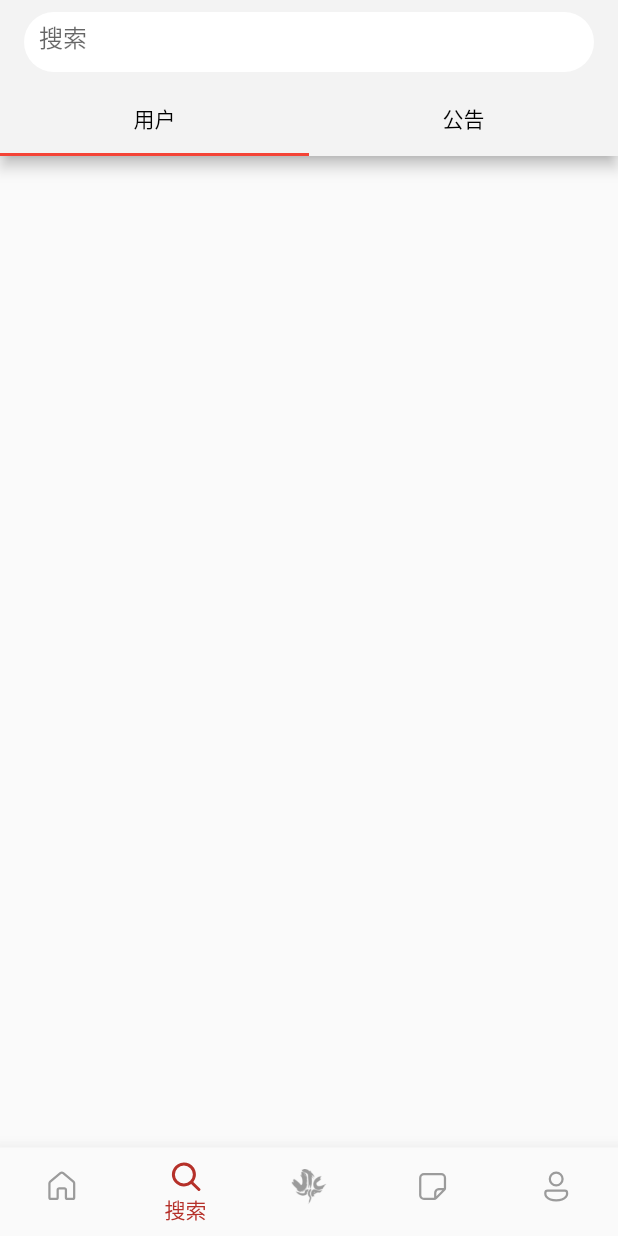
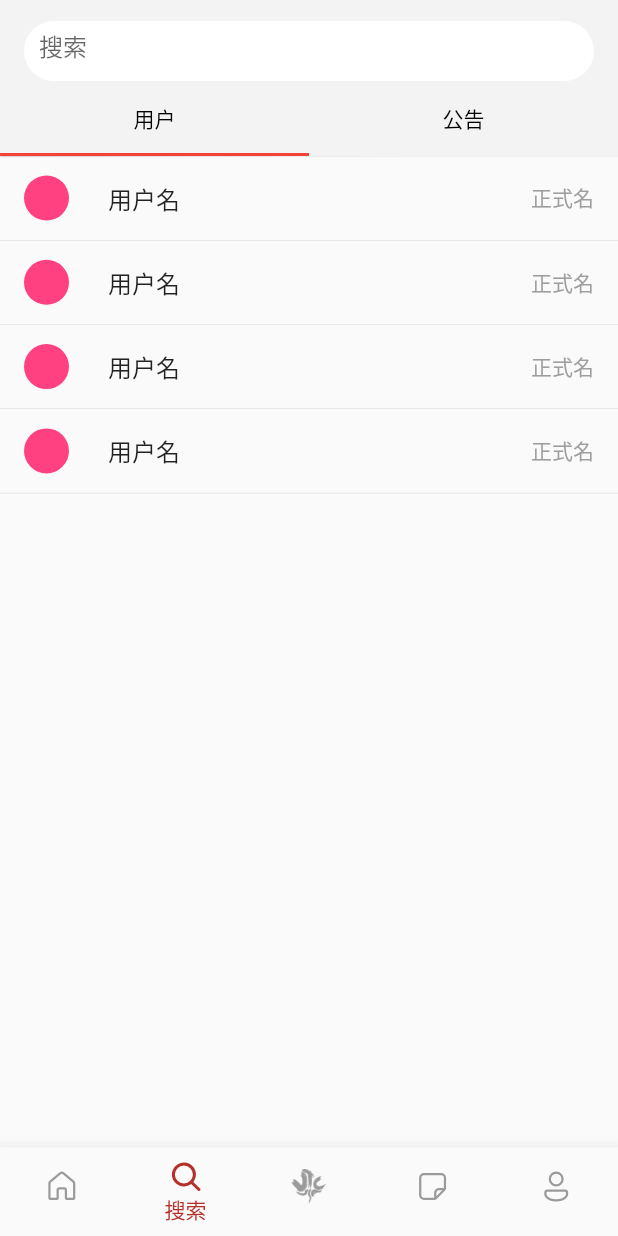
Before and after one commit to Aiden1024/CSSA_APP, a Flutter app: the screen it shows once a user with an empty profile is signed in, item 2 of the bottom bar chosen, on a phone screen of 412 x 824 dp. Run offline on Flutter 3.47's test engine with Material 2 defaults, Android fonts, the light colour scheme and no system bars; our stand-ins replace cloud_firestore, firebase_auth, firebase_core, fluentui_icons, flutter_spinkit, gap and 2 more; missing offline and left inert: dart:ffi; accounts and stored records are empty.

Commit message:
hard code user list

```diff
--- a/lib/screens/home/search/search.dart
+++ b/lib/screens/home/search/search.dart
@@ -1,5 +1,6 @@
 import 'package:flutter/cupertino.dart';
 import 'package:flutter/material.dart';
+import 'package:utmcssa_app/screens/home/search/user_list.dart';
 
 import '../../../utils/app_styles.dart';
 
@@ -16,26 +17,18 @@ class _SearchState extends State<Search> with TickerProviderStateMixin {
     Tab(child: Text("公告", style: TextStyle(color: Colors.black),),),
   ];
 
-  late TabController _tabController;
-
-  @override
-  void initState() {
-    super.initState();
-    _tabController = TabController( length: myTabs.length, vsync: this);
-  }
-
-  @override
-  void dispose() {
-    _tabController.dispose();
-    super.dispose();
-  }
-
   @override
   Widget build(BuildContext context) {
-    return Scaffold(
+    return MaterialApp(
+      home: DefaultTabController(
+        length: 2,
+        child: Scaffold(
+          resizeToAvoidBottomInset: false,
           appBar: AppBar(
+            elevation: 0.3,
             backgroundColor: Styles.bgColor,
             title: Container(
+              margin: EdgeInsets.only(top: 12),
               width: double.infinity,
               height: 40,
               decoration: BoxDecoration(
@@ -43,7 +36,7 @@ class _SearchState extends State<Search> with TickerProviderStateMixin {
                 borderRadius: BorderRadius.circular(20),
               ),
               padding: EdgeInsets.symmetric(horizontal: 10),
-          child: Center(
+              child: const Center(
                 child: TextField(
                   decoration: InputDecoration(hintText: '搜索',
                     border: InputBorder.none,
@@ -52,11 +45,20 @@ class _SearchState extends State<Search> with TickerProviderStateMixin {
                 ),
               ),
             ),
-        bottom: TabBar(
-          controller: _tabController,
+            bottom: const TabBar(
+              indicatorColor: Colors.red,
               tabs: myTabs,
             ),
           ),
+          body: const TabBarView(
+            children: [
+              UserList(),
+              Icon(Icons.message_outlined)
+            ],
+          ),
+        ),
+      ),
+
     );
   }
 }
--- /dev/null
+++ b/lib/screens/home/search/user_list.dart
@@ -0,0 +1,26 @@
+import 'package:flutter/material.dart';
+import 'package:utmcssa_app/screens/home/search/user_tile.dart';
+class UserList extends StatefulWidget {
+  const UserList({Key? key}) : super(key: key);
+
+  @override
+  State<UserList> createState() => _UserListState();
+}
+
+class _UserListState extends State<UserList> {
+  @override
+  Widget build(BuildContext context) {
+    return ListView(
+      scrollDirection: Axis.vertical,
+      shrinkWrap: true,
+      // physics: const NeverScrollableScrollPhysics(),
+      children: const [
+        UserTile(),
+        UserTile(),
+        UserTile(),
+        UserTile(),
+
+      ],
+    );
+  }
+}
--- /dev/null
+++ b/lib/screens/home/search/user_tile.dart
@@ -0,0 +1,27 @@
+import 'package:flutter/cupertino.dart';
+import 'package:flutter/material.dart';
+import 'package:utmcssa_app/utils/app_styles.dart';
+
+class UserTile extends StatelessWidget {
+  const UserTile({Key? key}) : super(key: key);
+
+  @override
+  Widget build(BuildContext context) {
+    return Container(
+      margin: EdgeInsets.zero,
+      child: ListTile(
+        shape: Border(
+          bottom: BorderSide(width: 0.2, color: Colors.black26)
+        ),
+        dense: false,
+        onTap: () {},
+        leading: CircleAvatar(
+          radius: 15,
+          backgroundColor: Colors.pinkAccent,
+        ),
+        title: Text("用户名"),
+        trailing: Text("正式名", style: Styles.headLineStyle4,),
+      ),
+    );
+  }
+}
```
Lines whose indentation alone changed are shown as unchanged.
